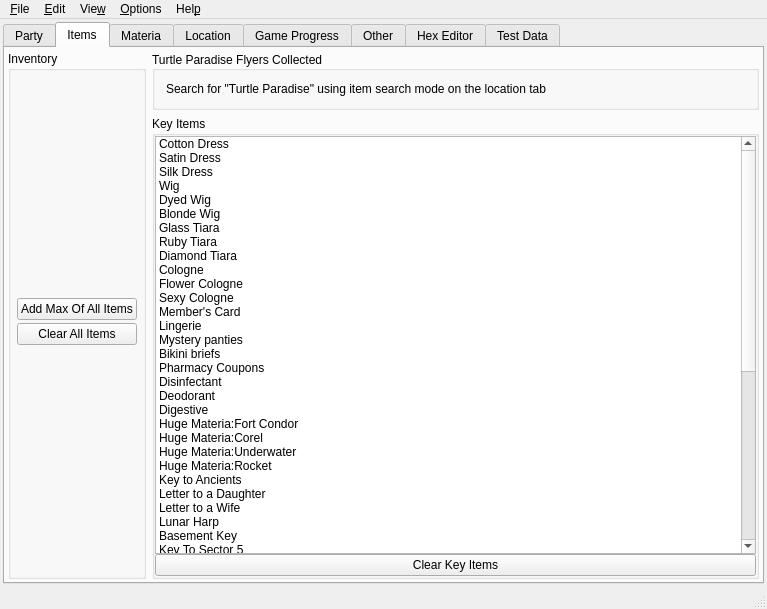
Before: the Qt Designer form mainwindow.ui in sithlord48/blackchocobo, drawn with Qt 5.
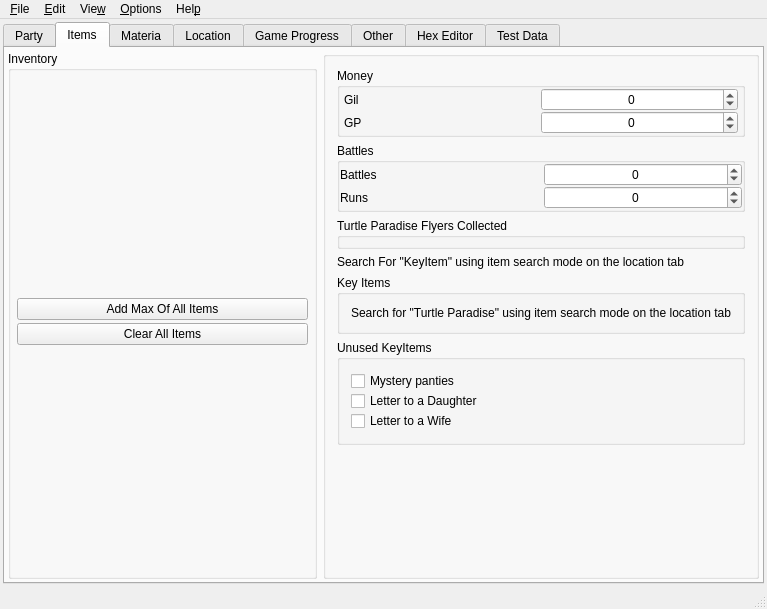
After: the same form once the commit is applied. The open tabs and pages were chosen to show the change. Icons and pictures are not drawn.

Commit message: Update ff7tk items Move some items around the Main window

What changed in the file:
```diff
--- a/mainwindow.ui
+++ b/mainwindow.ui
@@ -152,201 +152,6 @@
                 </layout>
                </widget>
               </item>
-              <item>
-               <widget class="QFrame" name="frmMoney_2">
-                <layout class="QVBoxLayout" name="verticalLayout_14">
-                 <property name="spacing">
-                  <number>0</number>
-                 </property>
-                 <property name="margin">
-                  <number>0</number>
-                 </property>
-                 <item>
-                  <widget class="QGroupBox" name="groupBox_9">
-                   <property name="title">
-                    <string>Money</string>
-                   </property>
-                   <layout class="QVBoxLayout" name="verticalLayout_11">
-                    <property name="spacing">
-                     <number>0</number>
-                    </property>
-                    <property name="margin">
-                     <number>0</number>
-                    </property>
-                    <item>
-                     <layout class="QHBoxLayout" name="horizontalLayout_78">
-                      <property name="spacing">
-                       <number>0</number>
-                      </property>
-                      <property name="leftMargin">
-                       <number>4</number>
-                      </property>
-                      <property name="rightMargin">
-                       <number>4</number>
-                      </property>
-                      <item>
-                       <widget class="QLabel" name="label_10">
-                        <property name="text">
-                         <string>Gil</string>
-                        </property>
-                       </widget>
-                      </item>
-                      <item>
-                       <widget class="QSpinBox" name="sb_gil">
-                        <property name="layoutDirection">
-                         <enum>Qt::LeftToRight</enum>
-                        </property>
-                        <property name="wrapping">
-                         <bool>true</bool>
-                        </property>
-                        <property name="alignment">
-                         <set>Qt::AlignCenter</set>
-                        </property>
-                        <property name="accelerated">
-                         <bool>true</bool>
-                        </property>
-                        <property name="correctionMode">
-                         <enum>QAbstractSpinBox::CorrectToNearestValue</enum>
-                        </property>
-                        <property name="maximum">
-                         <number>2147483647</number>
-                        </property>
-                       </widget>
-                      </item>
-                     </layout>
-                    </item>
-                    <item>
-                     <layout class="QHBoxLayout" name="horizontalLayout_79">
-                      <property name="spacing">
-                       <number>0</number>
-                      </property>
-                      <property name="leftMargin">
-                       <number>4</number>
-                      </property>
-                      <property name="rightMargin">
-                       <number>4</number>
-                      </property>
-                      <item>
-                       <widget class="QLabel" name="label_11">
-                        <property name="text">
-                         <string>GP</string>
-                        </property>
-                       </widget>
-                      </item>
-                      <item>
-                       <widget class="QSpinBox" name="sb_gp">
-                        <property name="enabled">
-                         <bool>true</bool>
-                        </property>
-                        <property name="sizePolicy">
-                         <sizepolicy hsizetype="Preferred" vsizetype="Fixed">
-                          <horstretch>0</horstretch>
-                          <verstretch>0</verstretch>
-                         </sizepolicy>
-                        </property>
-                        <property name="wrapping">
-                         <bool>true</bool>
-                        </property>
-                        <property name="alignment">
-                         <set>Qt::AlignCenter</set>
-                        </property>
-                        <property name="accelerated">
-                         <bool>true</bool>
-                        </property>
-                        <property name="correctionMode">
-                         <enum>QAbstractSpinBox::CorrectToNearestValue</enum>
-                        </property>
-                        <property name="maximum">
-                         <number>10000</number>
-                        </property>
-                       </widget>
-                      </item>
-                     </layout>
-                    </item>
-                   </layout>
-                  </widget>
-                 </item>
-                 <item>
-                  <widget class="QGroupBox" name="groupBox_10">
-                   <property name="title">
-                    <string>Battles</string>
-                   </property>
-                   <layout class="QVBoxLayout" name="verticalLayout_12">
-                    <property name="spacing">
-                     <number>0</number>
-                    </property>
-                    <property name="margin">
-                     <number>0</number>
-                    </property>
-                    <item>
-                     <layout class="QHBoxLayout" name="horizontalLayout_83">
-                      <item>
-                       <widget class="QLabel" name="label_38">
-                        <property name="text">
-                         <string>Battles</string>
-                        </property>
-                       </widget>
-                      </item>
-                      <item>
-                       <widget class="QSpinBox" name="sb_battles">
-                        <property name="enabled">
-                         <bool>true</bool>
-                        </property>
-                        <property name="wrapping">
-                         <bool>true</bool>
-                        </property>
-                        <property name="alignment">
-                         <set>Qt::AlignCenter</set>
-                        </property>
-                        <property name="accelerated">
-                         <bool>true</bool>
-                        </property>
-                        <property name="correctionMode">
-                         <enum>QAbstractSpinBox::CorrectToNearestValue</enum>
-                        </property>
-                        <property name="maximum">
-                         <number>65535</number>
-                        </property>
-                       </widget>
-                      </item>
-                     </layout>
-                    </item>
-                    <item>
-                     <layout class="QHBoxLayout" name="horizontalLayout_81">
-                      <item>
-                       <widget class="QLabel" name="label_37">
-                        <property name="text">
-                         <string>Runs</string>
-                        </property>
-                       </widget>
-                      </item>
-                      <item>
-                       <widget class="QSpinBox" name="sb_runs">
-                        <property name="wrapping">
-                         <bool>true</bool>
-                        </property>
-                        <property name="alignment">
-                         <set>Qt::AlignCenter</set>
-                        </property>
-                        <property name="accelerated">
-                         <bool>true</bool>
-                        </property>
-                        <property name="correctionMode">
-                         <enum>QAbstractSpinBox::CorrectToNearestValue</enum>
-                        </property>
-                        <property name="maximum">
-                         <number>65535</number>
-                        </property>
-                       </widget>
-                      </item>
-                     </layout>
-                    </item>
-                   </layout>
-                  </widget>
-                 </item>
-                </layout>
-               </widget>
-              </item>
              </layout>
             </widget>
            </item>
@@ -867,620 +672,273 @@
               </sizepolicy>
              </property>
              <property name="title">
-              <string>Turtle Paradise Flyers Collected</string>
+			  <string/>
              </property>
              <property name="alignment">
               <set>Qt::AlignLeading|Qt::AlignLeft|Qt::AlignVCenter</set>
              </property>
              <layout class="QVBoxLayout" name="verticalLayout_16">
               <item>
-               <widget class="QLabel" name="FlyerLabel">
+			   <widget class="QGroupBox" name="groupBox_9">
+				<property name="title">
+				 <string>Money</string>
+				</property>
+				<layout class="QVBoxLayout" name="verticalLayout_11">
+				 <property name="spacing">
+				  <number>0</number>
+				 </property>
+				 <property name="margin">
+				  <number>0</number>
+				 </property>
+				 <item>
+				  <layout class="QHBoxLayout" name="horizontalLayout_78">
+				   <property name="spacing">
+					<number>0</number>
+				   </property>
+				   <property name="leftMargin">
+					<number>4</number>
+				   </property>
+				   <property name="rightMargin">
+					<number>4</number>
+				   </property>
+				   <item>
+					<widget class="QLabel" name="label_10">
                 <property name="text">
-                 <string>Search for &quot;Turtle Paradise&quot; using item search mode on the location tab</string>
+					  <string>Gil</string>
                 </property>
                </widget>
               </item>
-             </layout>
+				   <item>
+					<widget class="QSpinBox" name="sb_gil">
+					 <property name="layoutDirection">
+					  <enum>Qt::LeftToRight</enum>
+					 </property>
+					 <property name="wrapping">
+					  <bool>true</bool>
+					 </property>
+					 <property name="alignment">
+					  <set>Qt::AlignCenter</set>
+					 </property>
+					 <property name="accelerated">
+					  <bool>true</bool>
+					 </property>
+					 <property name="correctionMode">
+					  <enum>QAbstractSpinBox::CorrectToNearestValue</enum>
+					 </property>
+					 <property name="maximum">
+					  <number>2147483647</number>
+					 </property>
+					</widget>
+				   </item>
+				  </layout>
+				 </item>
+				 <item>
+				  <layout class="QHBoxLayout" name="horizontalLayout_79">
+				   <property name="spacing">
+					<number>0</number>
+				   </property>
+				   <property name="leftMargin">
+					<number>4</number>
+				   </property>
+				   <property name="rightMargin">
+					<number>4</number>
+				   </property>
+				   <item>
+					<widget class="QLabel" name="label_11">
+					 <property name="text">
+					  <string>GP</string>
+					 </property>
+					</widget>
+				   </item>
+				   <item>
+					<widget class="QSpinBox" name="sb_gp">
+					 <property name="enabled">
+					  <bool>true</bool>
+					 </property>
+					 <property name="sizePolicy">
+					  <sizepolicy hsizetype="Preferred" vsizetype="Fixed">
+					   <horstretch>0</horstretch>
+					   <verstretch>0</verstretch>
+					  </sizepolicy>
+					 </property>
+					 <property name="wrapping">
+					  <bool>true</bool>
+					 </property>
+					 <property name="alignment">
+					  <set>Qt::AlignCenter</set>
+					 </property>
+					 <property name="accelerated">
+					  <bool>true</bool>
+					 </property>
+					 <property name="correctionMode">
+					  <enum>QAbstractSpinBox::CorrectToNearestValue</enum>
+					 </property>
+					 <property name="maximum">
+					  <number>10000</number>
+					 </property>
+					</widget>
+				   </item>
+				  </layout>
+				 </item>
+				</layout>
+			   </widget>
+			  </item>
+			  <item>
+			   <widget class="QGroupBox" name="groupBox_10">
+				<property name="title">
+				 <string>Battles</string>
+				</property>
+				<layout class="QVBoxLayout" name="verticalLayout_12">
+				 <property name="spacing">
+				  <number>0</number>
+				 </property>
+				 <property name="margin">
+				  <number>0</number>
+				 </property>
+				 <item>
+				  <layout class="QHBoxLayout" name="horizontalLayout_83">
+				   <item>
+					<widget class="QLabel" name="label_38">
+					 <property name="text">
+					  <string>Battles</string>
+					 </property>
+					</widget>
+				   </item>
+				   <item>
+					<widget class="QSpinBox" name="sb_battles">
+					 <property name="enabled">
+					  <bool>true</bool>
+					 </property>
+					 <property name="wrapping">
+					  <bool>true</bool>
+					 </property>
+					 <property name="alignment">
+					  <set>Qt::AlignCenter</set>
+					 </property>
+					 <property name="accelerated">
+					  <bool>true</bool>
+					 </property>
+					 <property name="correctionMode">
+					  <enum>QAbstractSpinBox::CorrectToNearestValue</enum>
+					 </property>
+					 <property name="maximum">
+					  <number>65535</number>
+					 </property>
+					</widget>
+				   </item>
+				  </layout>
+				 </item>
+				 <item>
+				  <layout class="QHBoxLayout" name="horizontalLayout_81">
+				   <item>
+					<widget class="QLabel" name="label_37">
+					 <property name="text">
+					  <string>Runs</string>
+					 </property>
+					</widget>
+				   </item>
+				   <item>
+					<widget class="QSpinBox" name="sb_runs">
+					 <property name="wrapping">
+					  <bool>true</bool>
+					 </property>
+					 <property name="alignment">
+					  <set>Qt::AlignCenter</set>
+					 </property>
+					 <property name="accelerated">
+					  <bool>true</bool>
+					 </property>
+					 <property name="correctionMode">
+					  <enum>QAbstractSpinBox::CorrectToNearestValue</enum>
+					 </property>
+					 <property name="maximum">
+					  <number>65535</number>
+					 </property>
+					</widget>
+				   </item>
+				  </layout>
+				 </item>
+				</layout>
+			   </widget>
+			  </item>
+			  <item>
+			   <widget class="QGroupBox" name="groupBox_16">
+				<property name="title">
+				 <string>Turtle Paradise Flyers Collected</string>
+				</property>
+			   </widget>
+			  </item>
+			  <item>
+			   <widget class="QLabel" name="label_9">
+				<property name="text">
+				 <string>Search For &quot;KeyItem&quot; using item search mode on the location tab</string>
+				</property>
             </widget>
            </item>
            <item>
             <widget class="QGroupBox" name="group_keyitems">
-             <property name="sizePolicy">
-              <sizepolicy hsizetype="Preferred" vsizetype="Preferred">
-               <horstretch>0</horstretch>
-               <verstretch>0</verstretch>
-              </sizepolicy>
-             </property>
              <property name="title">
               <string>Key Items</string>
              </property>
              <layout class="QVBoxLayout" name="verticalLayout_4">
+				 <item>
+				  <widget class="QLabel" name="FlyerLabel">
+				   <property name="text">
+					<string>Search for &quot;Turtle Paradise&quot; using item search mode on the location tab</string>
+				   </property>
+				  </widget>
+				 </item>
+				</layout>
+			   </widget>
+			  </item>
+			  <item>
+			   <widget class="QGroupBox" name="groupBox_15">
+				<property name="title">
+				 <string>Unused KeyItems</string>
+				</property>
+				<layout class="QVBoxLayout" name="verticalLayout_9">
               <property name="spacing">
                <number>0</number>
               </property>
-              <property name="margin">
-               <number>0</number>
-              </property>
               <item>
-               <widget class="QListWidget" name="list_keyitems">
-                <property name="editTriggers">
-                 <set>QAbstractItemView::NoEditTriggers</set>
-                </property>
-                <property name="showDropIndicator" stdset="0">
-                 <bool>false</bool>
-                </property>
-                <property name="dragDropMode">
-                 <enum>QAbstractItemView::DropOnly</enum>
-                </property>
-                <item>
-                 <property name="text">
-                  <string>Cotton Dress</string>
-                 </property>
-                 <property name="checkState">
-                  <enum>Unchecked</enum>
-                 </property>
-                 <property name="flags">
-                  <set>ItemIsUserCheckable|ItemIsEnabled</set>
-                 </property>
-                </item>
-                <item>
-                 <property name="text">
-                  <string>Satin Dress</string>
-                 </property>
-                 <property name="checkState">
-                  <enum>Unchecked</enum>
-                 </property>
-                 <property name="flags">
-                  <set>ItemIsUserCheckable|ItemIsEnabled</set>
-                 </property>
-                </item>
-                <item>
-                 <property name="text">
-                  <string>Silk Dress</string>
-                 </property>
-                 <property name="checkState">
-                  <enum>Unchecked</enum>
-                 </property>
-                 <property name="flags">
-                  <set>ItemIsUserCheckable|ItemIsEnabled</set>
-                 </property>
-                </item>
-                <item>
-                 <property name="text">
-                  <string>Wig</string>
-                 </property>
-                 <property name="checkState">
-                  <enum>Unchecked</enum>
-                 </property>
-                 <property name="flags">
-                  <set>ItemIsUserCheckable|ItemIsEnabled</set>
-                 </property>
-                </item>
-                <item>
-                 <property name="text">
-                  <string>Dyed Wig</string>
-                 </property>
-                 <property name="checkState">
-                  <enum>Unchecked</enum>
-                 </property>
-                 <property name="flags">
-                  <set>ItemIsUserCheckable|ItemIsEnabled</set>
-                 </property>
-                </item>
-                <item>
-                 <property name="text">
-                  <string>Blonde Wig</string>
-                 </property>
-                 <property name="checkState">
-                  <enum>Unchecked</enum>
-                 </property>
-                 <property name="flags">
-                  <set>ItemIsUserCheckable|ItemIsEnabled</set>
-                 </property>
-                </item>
-                <item>
-                 <property name="text">
-                  <string>Glass Tiara</string>
-                 </property>
-                 <property name="checkState">
-                  <enum>Unchecked</enum>
-                 </property>
-                 <property name="flags">
-                  <set>ItemIsUserCheckable|ItemIsEnabled</set>
-                 </property>
-                </item>
-                <item>
-                 <property name="text">
-                  <string>Ruby Tiara</string>
-                 </property>
-                 <property name="checkState">
-                  <enum>Unchecked</enum>
-                 </property>
-                 <property name="flags">
-                  <set>ItemIsUserCheckable|ItemIsEnabled</set>
-                 </property>
-                </item>
-                <item>
-                 <property name="text">
-                  <string>Diamond Tiara</string>
-                 </property>
-                 <property name="checkState">
-                  <enum>Unchecked</enum>
-                 </property>
-                 <property name="flags">
-                  <set>ItemIsUserCheckable|ItemIsEnabled</set>
-                 </property>
-                </item>
-                <item>
-                 <property name="text">
-                  <string>Cologne</string>
-                 </property>
-                 <property name="checkState">
-                  <enum>Unchecked</enum>
-                 </property>
-                 <property name="flags">
-                  <set>ItemIsUserCheckable|ItemIsEnabled</set>
-                 </property>
-                </item>
-                <item>
-                 <property name="text">
-                  <string>Flower Cologne</string>
-                 </property>
-                 <property name="checkState">
-                  <enum>Unchecked</enum>
-                 </property>
-                 <property name="flags">
-                  <set>ItemIsUserCheckable|ItemIsEnabled</set>
-                 </property>
-                </item>
-                <item>
-                 <property name="text">
-                  <string>Sexy Cologne</string>
-                 </property>
-                 <property name="checkState">
-                  <enum>Unchecked</enum>
-                 </property>
-                 <property name="flags">
-                  <set>ItemIsUserCheckable|ItemIsEnabled</set>
-                 </property>
-                </item>
-                <item>
-                 <property name="text">
-                  <string>Member's Card</string>
-                 </property>
-                 <property name="checkState">
-                  <enum>Unchecked</enum>
-                 </property>
-                 <property name="flags">
-                  <set>ItemIsUserCheckable|ItemIsEnabled</set>
-                 </property>
-                </item>
-                <item>
-                 <property name="text">
-                  <string>Lingerie</string>
-                 </property>
-                 <property name="checkState">
-                  <enum>Unchecked</enum>
-                 </property>
-                 <property name="flags">
-                  <set>ItemIsUserCheckable|ItemIsEnabled</set>
-                 </property>
-                </item>
-                <item>
+				  <widget class="QCheckBox" name="cb_mysteryPanties">
                  <property name="text">
                   <string>Mystery panties</string>
                  </property>
-                 <property name="checkState">
-                  <enum>Unchecked</enum>
-                 </property>
-                 <property name="flags">
-                  <set>ItemIsUserCheckable|ItemIsEnabled</set>
-                 </property>
+				  </widget>
                 </item>
                 <item>
-                 <property name="text">
-                  <string>Bikini briefs</string>
-                 </property>
-                 <property name="checkState">
-                  <enum>Unchecked</enum>
-                 </property>
-                 <property name="flags">
-                  <set>ItemIsUserCheckable|ItemIsEnabled</set>
-                 </property>
-                </item>
-                <item>
-                 <property name="text">
-                  <string>Pharmacy Coupons</string>
-                 </property>
-                 <property name="checkState">
-                  <enum>Unchecked</enum>
-                 </property>
-                 <property name="flags">
-                  <set>ItemIsUserCheckable|ItemIsEnabled</set>
-                 </property>
-                </item>
-                <item>
-                 <property name="text">
-                  <string>Disinfectant</string>
-                 </property>
-                 <property name="checkState">
-                  <enum>Unchecked</enum>
-                 </property>
-                 <property name="flags">
-                  <set>ItemIsUserCheckable|ItemIsEnabled</set>
-                 </property>
-                </item>
-                <item>
-                 <property name="text">
-                  <string>Deodorant</string>
-                 </property>
-                 <property name="checkState">
-                  <enum>Unchecked</enum>
-                 </property>
-                 <property name="flags">
-                  <set>ItemIsUserCheckable|ItemIsEnabled</set>
-                 </property>
-                </item>
-                <item>
-                 <property name="text">
-                  <string>Digestive</string>
-                 </property>
-                 <property name="checkState">
-                  <enum>Unchecked</enum>
-                 </property>
-                 <property name="flags">
-                  <set>ItemIsUserCheckable|ItemIsEnabled</set>
-                 </property>
-                </item>
-                <item>
-                 <property name="text">
-                  <string>Huge Materia:Fort Condor</string>
-                 </property>
-                 <property name="checkState">
-                  <enum>Unchecked</enum>
-                 </property>
-                 <property name="flags">
-                  <set>ItemIsUserCheckable|ItemIsEnabled</set>
-                 </property>
-                </item>
-                <item>
-                 <property name="text">
-                  <string>Huge Materia:Corel</string>
-                 </property>
-                 <property name="checkState">
-                  <enum>Unchecked</enum>
-                 </property>
-                 <property name="flags">
-                  <set>ItemIsUserCheckable|ItemIsEnabled</set>
-                 </property>
-                </item>
-                <item>
-                 <property name="text">
-                  <string>Huge Materia:Underwater</string>
-                 </property>
-                 <property name="checkState">
-                  <enum>Unchecked</enum>
-                 </property>
-                 <property name="flags">
-                  <set>ItemIsUserCheckable|ItemIsEnabled</set>
-                 </property>
-                </item>
-                <item>
-                 <property name="text">
-                  <string>Huge Materia:Rocket</string>
-                 </property>
-                 <property name="checkState">
-                  <enum>Unchecked</enum>
-                 </property>
-                 <property name="flags">
-                  <set>ItemIsUserCheckable|ItemIsEnabled</set>
-                 </property>
-                </item>
-                <item>
-                 <property name="text">
-                  <string>Key to Ancients</string>
-                 </property>
-                 <property name="checkState">
-                  <enum>Unchecked</enum>
-                 </property>
-                 <property name="flags">
-                  <set>ItemIsUserCheckable|ItemIsEnabled</set>
-                 </property>
-                </item>
-                <item>
+				  <widget class="QCheckBox" name="cb_letterToDaughter">
                  <property name="text">
                   <string>Letter to a Daughter</string>
                  </property>
-                 <property name="checkState">
-                  <enum>Unchecked</enum>
-                 </property>
-                 <property name="flags">
-                  <set>ItemIsUserCheckable|ItemIsEnabled</set>
-                 </property>
+				  </widget>
                 </item>
                 <item>
+				  <widget class="QCheckBox" name="cb_letterToWife">
                  <property name="text">
                   <string>Letter to a Wife</string>
                  </property>
-                 <property name="checkState">
-                  <enum>Unchecked</enum>
-                 </property>
-                 <property name="flags">
-                  <set>ItemIsUserCheckable|ItemIsEnabled</set>
-                 </property>
-                </item>
-                <item>
-                 <property name="text">
-                  <string>Lunar Harp</string>
-                 </property>
-                 <property name="checkState">
-                  <enum>Unchecked</enum>
-                 </property>
-                 <property name="flags">
-                  <set>ItemIsUserCheckable|ItemIsEnabled</set>
-                 </property>
+				  </widget>
+				 </item>
+				</layout>
+			   </widget>
                 </item>
                 <item>
-                 <property name="text">
-                  <string>Basement Key</string>
-                 </property>
-                 <property name="checkState">
-                  <enum>Unchecked</enum>
-                 </property>
-                 <property name="flags">
-                  <set>ItemIsUserCheckable|ItemIsEnabled</set>
-                 </property>
-                </item>
-                <item>
-                 <property name="text">
-                  <string>Key To Sector 5</string>
-                 </property>
-                 <property name="checkState">
-                  <enum>Unchecked</enum>
-                 </property>
-                 <property name="flags">
-                  <set>ItemIsUserCheckable|ItemIsEnabled</set>
-                 </property>
-                </item>
-                <item>
-                 <property name="text">
-                  <string>Keycard 60</string>
-                 </property>
-                 <property name="checkState">
-                  <enum>Unchecked</enum>
-                 </property>
-                 <property name="flags">
-                  <set>ItemIsUserCheckable|ItemIsEnabled</set>
-                 </property>
-                </item>
-                <item>
-                 <property name="text">
-                  <string>Keycard 62</string>
-                 </property>
-                 <property name="checkState">
-                  <enum>Unchecked</enum>
-                 </property>
-                 <property name="flags">
-                  <set>ItemIsUserCheckable|ItemIsEnabled</set>
-                 </property>
-                </item>
-                <item>
-                 <property name="text">
-                  <string>Keycard 65</string>
-                 </property>
-                 <property name="checkState">
-                  <enum>Unchecked</enum>
-                 </property>
-                 <property name="flags">
-                  <set>ItemIsUserCheckable|ItemIsEnabled</set>
-                 </property>
-                </item>
-                <item>
-                 <property name="text">
-                  <string>Keycard 66</string>
-                 </property>
-                 <property name="checkState">
-                  <enum>Unchecked</enum>
-                 </property>
-                 <property name="flags">
-                  <set>ItemIsUserCheckable|ItemIsEnabled</set>
-                 </property>
-                </item>
-                <item>
-                 <property name="text">
-                  <string>Keycard 68</string>
-                 </property>
-                 <property name="checkState">
-                  <enum>Unchecked</enum>
-                 </property>
-                 <property name="flags">
-                  <set>ItemIsSelectable|ItemIsUserCheckable|ItemIsEnabled</set>
-                 </property>
-                </item>
-                <item>
-                 <property name="text">
-                  <string>Midgar parts</string>
-                 </property>
-                 <property name="checkState">
-                  <enum>Unchecked</enum>
-                 </property>
-                 <property name="flags">
-                  <set>ItemIsUserCheckable|ItemIsEnabled</set>
-                 </property>
-                </item>
-                <item>
-                 <property name="text">
-                  <string>Midgar parts</string>
-                 </property>
-                 <property name="checkState">
-                  <enum>Unchecked</enum>
-                 </property>
-                 <property name="flags">
-                  <set>ItemIsUserCheckable|ItemIsEnabled</set>
-                 </property>
-                </item>
-                <item>
-                 <property name="text">
-                  <string>Midgar parts</string>
-                 </property>
-                 <property name="checkState">
-                  <enum>Unchecked</enum>
-                 </property>
-                 <property name="flags">
-                  <set>ItemIsUserCheckable|ItemIsEnabled</set>
-                 </property>
-                </item>
-                <item>
-                 <property name="text">
-                  <string>Midgar parts</string>
-                 </property>
-                 <property name="checkState">
-                  <enum>Unchecked</enum>
-                 </property>
-                 <property name="flags">
-                  <set>ItemIsUserCheckable|ItemIsEnabled</set>
-                 </property>
-                </item>
-                <item>
-                 <property name="text">
-                  <string>Midgar parts</string>
-                 </property>
-                 <property name="checkState">
-                  <enum>Unchecked</enum>
-                 </property>
-                 <property name="flags">
-                  <set>ItemIsUserCheckable|ItemIsEnabled</set>
-                 </property>
-                </item>
-                <item>
-                 <property name="text">
-                  <string>PHS</string>
-                 </property>
-                 <property name="checkState">
-                  <enum>Unchecked</enum>
-                 </property>
-                 <property name="flags">
-                  <set>ItemIsUserCheckable|ItemIsEnabled</set>
-                 </property>
-                </item>
-                <item>
-                 <property name="text">
-                  <string>Gold Ticket</string>
-                 </property>
-                 <property name="checkState">
-                  <enum>Unchecked</enum>
-                 </property>
-                 <property name="flags">
-                  <set>ItemIsUserCheckable|ItemIsEnabled</set>
-                 </property>
-                </item>
-                <item>
-                 <property name="text">
-                  <string>Keystone</string>
-                 </property>
-                 <property name="checkState">
-                  <enum>Unchecked</enum>
-                 </property>
-                 <property name="flags">
-                  <set>ItemIsUserCheckable|ItemIsEnabled</set>
-                 </property>
-                </item>
-                <item>
-                 <property name="text">
-                  <string>Leviathan Scales</string>
-                 </property>
-                 <property name="checkState">
-                  <enum>Unchecked</enum>
-                 </property>
-                 <property name="flags">
-                  <set>ItemIsUserCheckable|ItemIsEnabled</set>
-                 </property>
-                </item>
-                <item>
-                 <property name="text">
-                  <string>Glacier Map</string>
-                 </property>
-                 <property name="checkState">
-                  <enum>Unchecked</enum>
-                 </property>
-                 <property name="flags">
-                  <set>ItemIsUserCheckable|ItemIsEnabled</set>
-                 </property>
-                </item>
-                <item>
-                 <property name="text">
-                  <string>A Coupon</string>
-                 </property>
-                 <property name="checkState">
-                  <enum>Unchecked</enum>
-                 </property>
-                 <property name="flags">
-                  <set>ItemIsUserCheckable|ItemIsEnabled</set>
-                 </property>
-                </item>
-                <item>
-                 <property name="text">
-                  <string>B Coupon</string>
-                 </property>
-                 <property name="checkState">
-                  <enum>Unchecked</enum>
-                 </property>
-                 <property name="flags">
-                  <set>ItemIsUserCheckable|ItemIsEnabled</set>
-                 </property>
-                </item>
-                <item>
-                 <property name="text">
-                  <string>C Coupon</string>
-                 </property>
-                 <property name="checkState">
-                  <enum>Unchecked</enum>
-                 </property>
-                 <property name="flags">
-                  <set>ItemIsUserCheckable|ItemIsEnabled</set>
-                 </property>
-                </item>
-                <item>
-                 <property name="text">
-                  <string>Black Materia</string>
-                 </property>
-                 <property name="checkState">
-                  <enum>Unchecked</enum>
-                 </property>
-                 <property name="flags">
-                  <set>ItemIsUserCheckable|ItemIsEnabled</set>
-                 </property>
-                </item>
-                <item>
-                 <property name="text">
-                  <string>Mythril</string>
-                 </property>
-                 <property name="checkState">
-                  <enum>Unchecked</enum>
-                 </property>
-                 <property name="flags">
-                  <set>ItemIsUserCheckable|ItemIsEnabled</set>
-                 </property>
-                </item>
-                <item>
-                 <property name="text">
-                  <string>Snowboard</string>
-                 </property>
-                 <property name="checkState">
-                  <enum>Unchecked</enum>
-                 </property>
-                 <property name="flags">
-                  <set>ItemIsUserCheckable|ItemIsEnabled</set>
-                 </property>
-                </item>
-               </widget>
-              </item>
-              <item>
-               <widget class="QPushButton" name="btn_clear_keyitems">
-                <property name="text">
-                 <string>Clear Key Items</string>
-                </property>
-               </widget>
+			   <spacer name="verticalSpacer_3">
+				<property name="orientation">
+				 <enum>Qt::Vertical</enum>
+				</property>
+				<property name="sizeType">
+				 <enum>QSizePolicy::MinimumExpanding</enum>
+				</property>
+				<property name="sizeHint" stdset="0">
+				 <size>
+				  <width>20</width>
+				  <height>40</height>
+				 </size>
+				</property>
+			   </spacer>
               </item>
              </layout>
             </widget>
```
Left out of the diff: 27 changed lines with no effect on the pictures. Lines whose indentation alone changed are shown as unchanged. The commit also changes 5 other files.
